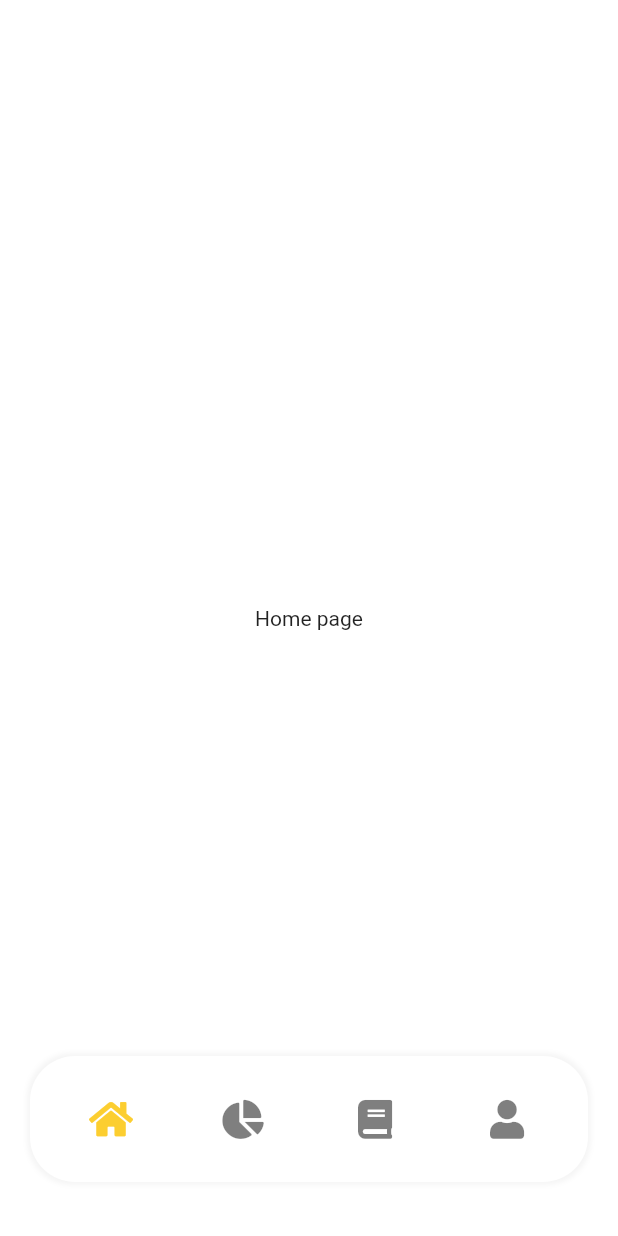
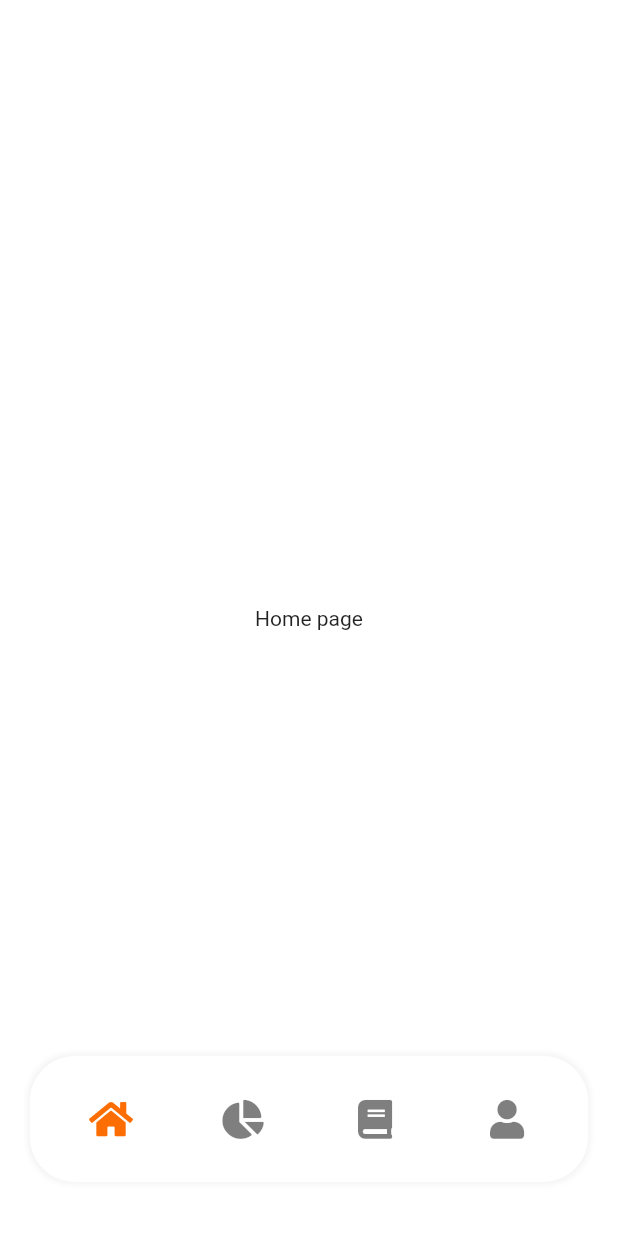
Before and after one commit to Crepiks/nomad-mobile, a Flutter app: the screen it shows after launch, on a phone screen of 412 x 824 dp. Run offline on Flutter 3.47's test engine with Material 2 defaults, Android fonts, the phone set to English and light mode, and no system bars; our stand-ins replace font_awesome_flutter.

Commit message:
feat: create backgroundColor constant

```diff
--- a/lib/common/colors.dart
+++ b/lib/common/colors.dart
@@ -1,3 +1,4 @@
 import 'package:flutter/material.dart';
 
-const primaryColor = Color(0xFFFCCE30);
+const primaryColor = Color(0xFFFC6D03);
+const backgroundColor = Color(0xFFFAFAFA);
--- a/lib/layouts/main_layout.dart
+++ b/lib/layouts/main_layout.dart
@@ -1,5 +1,6 @@
 import "package:flutter/cupertino.dart";
 import 'package:flutter/material.dart';
+import 'package:nomad/common/colors.dart';
 import 'package:nomad/layouts/components/bottom_navigation.dart';
 import 'package:nomad/home/home_view.dart';
 import 'package:nomad/lessons/lessons_view.dart';
@@ -25,6 +26,7 @@ class _MainLayoutState extends State<MainLayout> {
   @override
   Widget build(BuildContext context) {
     return Scaffold(
+      backgroundColor: backgroundColor,
       body: SizedBox(
         height: double.infinity,
         child: Stack(
```
